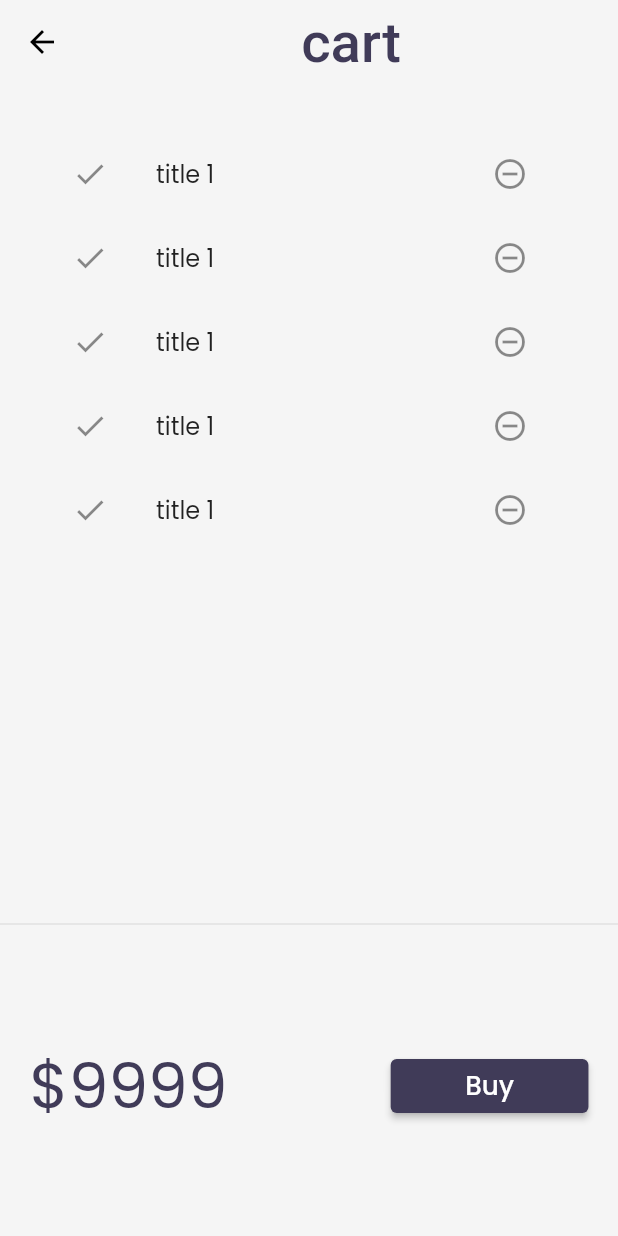
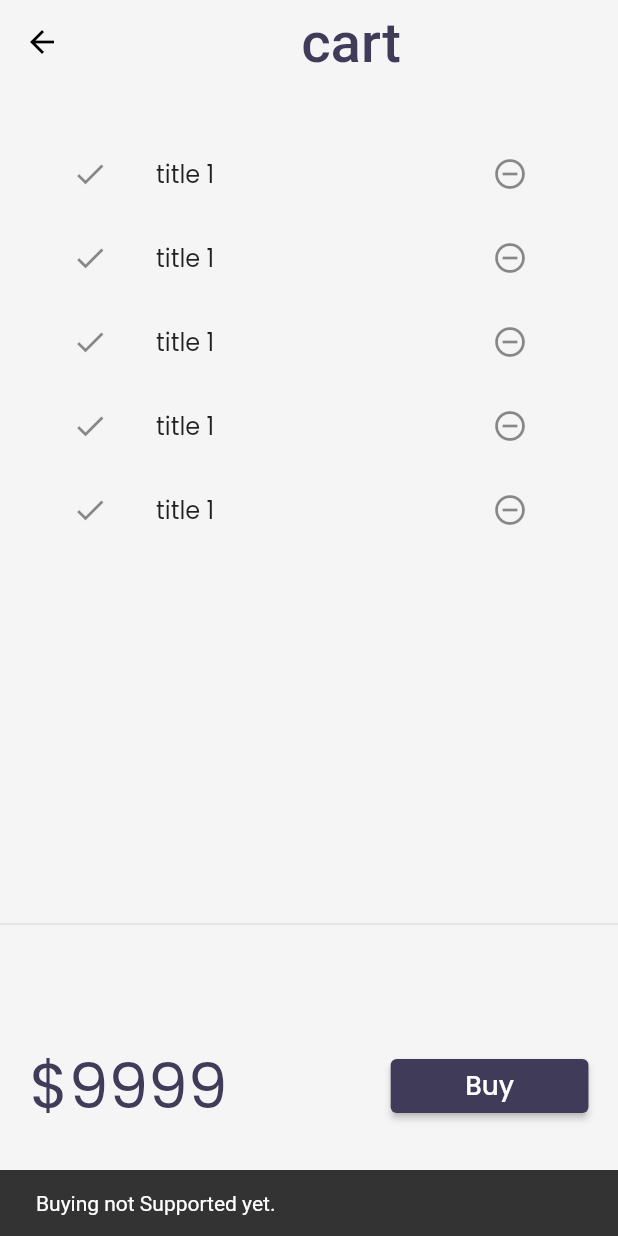
Before and after one commit to SohendarRana/FlutterCatalog_App, a Flutter app: the CartPage screen opened by its route, after a tap on "Buy", on a phone screen of 412 x 824 dp. Run offline on Flutter 3.47's test engine with Material 2 defaults, Android fonts, the phone set to English and light mode, and no system bars; our stand-ins replace google_fonts, velocity_x; network calls fail.

Commit message:
day22 done

```diff
--- a/lib/pages/cart_page.dart
+++ b/lib/pages/cart_page.dart
@@ -38,7 +38,11 @@ class _CartTotal extends StatelessWidget {
           "\$9999".text.xl5.color(Theme.of(context).accentColor).make(),
           30.widthBox,
           ElevatedButton(
-                  onPressed: () {},
+                  onPressed: () {
+                    ScaffoldMessenger.of(context).showSnackBar(SnackBar(
+                      content: "Buying not Supported yet.".text.make(),
+                    ));
+                  },
                   style: ButtonStyle(
                       backgroundColor:
                           MaterialStateProperty.all(context.theme.buttonColor)),
```
